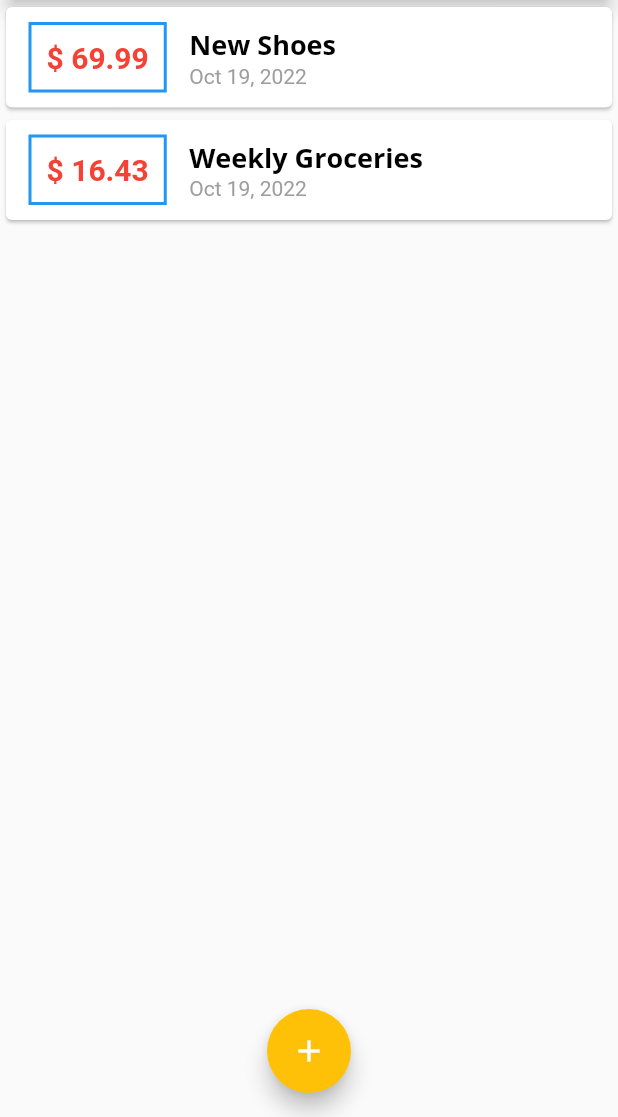
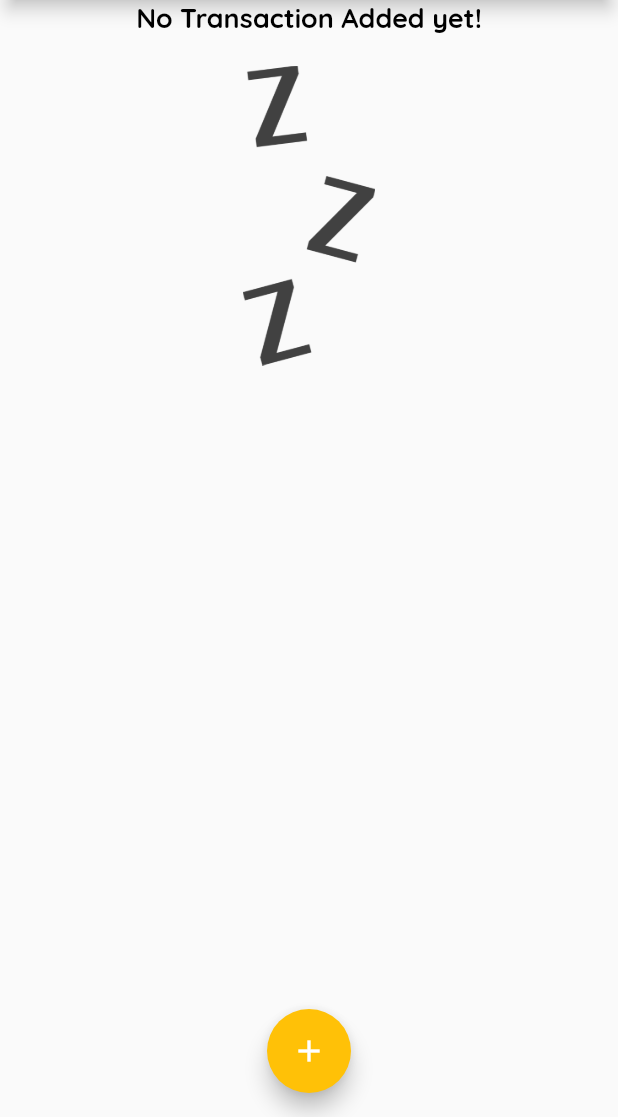
Before and after one commit to AqeelAaqi/Expenses_counter, a Flutter app: the screen it shows after launch, on a phone screen of 412 x 824 dp, the part 119-1236 px from its top. Run offline on Flutter 3.47's test engine with Material 2 defaults, Android fonts, the phone set to English and light mode, and no system bars.

Commit message:
add image in app

```diff
--- a/lib/main.dart
+++ b/lib/main.dart
@@ -23,7 +23,7 @@ class MyApp extends StatelessWidget {
           fontFamily: 'QuickSand',
           textTheme: ThemeData.light().textTheme.copyWith(
               caption: TextStyle(
-                fontFamily: 'OpenSans',
+                fontFamily: 'QuickSand',
                 fontSize: 18,
                 color: Colors.black,
                 fontWeight:FontWeight.bold,
@@ -65,18 +65,18 @@ class MyHomePage extends StatefulWidget {
 class _MyHomePageState extends State<MyHomePage> {
 
   final List<Transaction> _userTransactions = [
-    Transaction(
-        id: 't1',
-        title: 'New Shoes',
-        amount: 69.99,
-        date: DateTime.now()
-    ),
-    Transaction(
-        id: 't2',
-        title: 'Weekly Groceries',
-        amount: 16.43,
-        date: DateTime.now()
-    ),
+  //   Transaction(
+  //       id: 't1',
+  //       title: 'New Shoes',
+  //       amount: 69.99,
+  //       date: DateTime.now()
+  //   ),
+  //   Transaction(
+  //       id: 't2',
+  //       title: 'Weekly Groceries',
+  //       amount: 16.43,
+  //       date: DateTime.now()
+  //   ),
   ];
   void _addNewTransaction(String txTitle, double txAmount){
     final newTx = Transaction(
--- a/lib/widgets/transaction_list.dart
+++ b/lib/widgets/transaction_list.dart
@@ -11,7 +11,17 @@ class TransactionList extends StatelessWidget {
   Widget build(BuildContext context) {
     return Container(
       height: 300,
-      child: ListView.builder(
+      child: transactions.isEmpty ?Column(
+        children: <Widget>[
+          Text('No Transaction Added yet!', style: Theme.of(context).textTheme.caption,),
+          const SizedBox(
+            height: 20,
+          ),
+          SizedBox(height: 200,
+              child: Image.asset('assets/images/waiting.png', fit: BoxFit.cover,)
+          ),
+        ],
+      ): ListView.builder(
         itemBuilder: (context, index) {
           return Card(
             child: Row(children: <Widget>[
--- a/pubspec.yaml
+++ b/pubspec.yaml
@@ -59,8 +59,8 @@ flutter:
   uses-material-design: true
 
   # To add assets to your application, add an assets section, like this:
-  # assets:
-  #   - images/a_dot_burr.jpeg
+  assets:
+    - assets/images/waiting.png
   #   - images/a_dot_ham.jpeg
 
   # An image asset can refer to one or more resolution-specific "variants", see
```
Also changed, not shown: assets/images/waiting.png (added).
